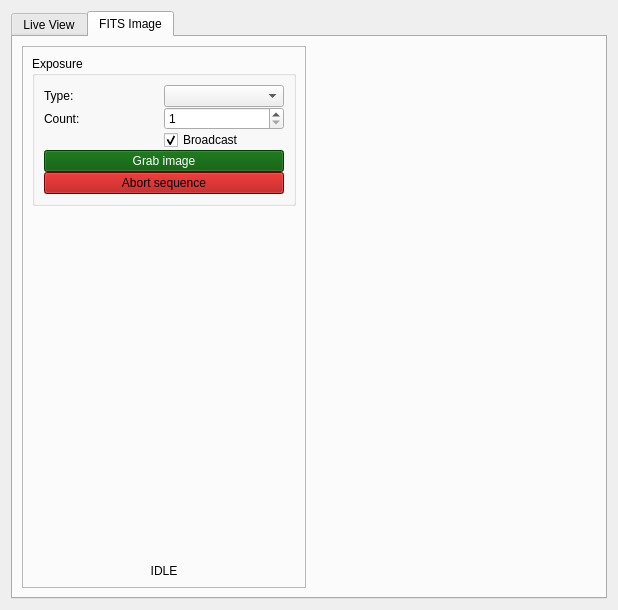
The window that pyobs_gui/qt/videowidget.ui (pyobs/pyobs-gui) describes before a commit, drawn with Qt 5.
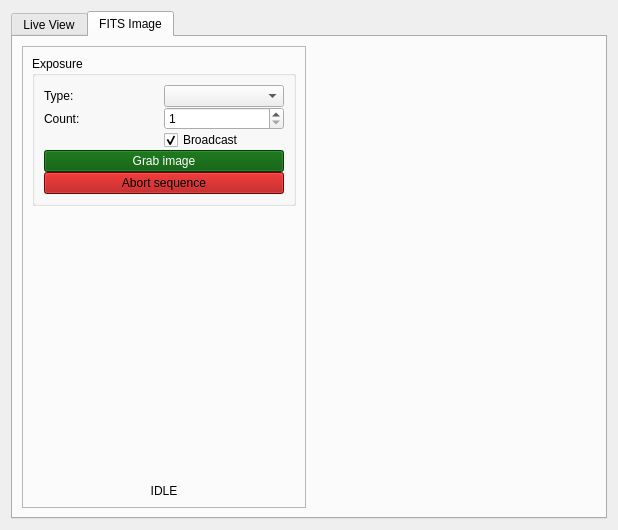
The same window after the commit. Custom widgets are drawn as their Qt base class.

Patch:
```diff
--- a/pyobs_gui/qt/videowidget.ui
+++ b/pyobs_gui/qt/videowidget.ui
@@ -7,7 +7,7 @@
     <x>0</x>
     <y>0</y>
     <width>618</width>
-    <height>610</height>
+    <height>530</height>
    </rect>
   </property>
   <property name="windowTitle">
```
